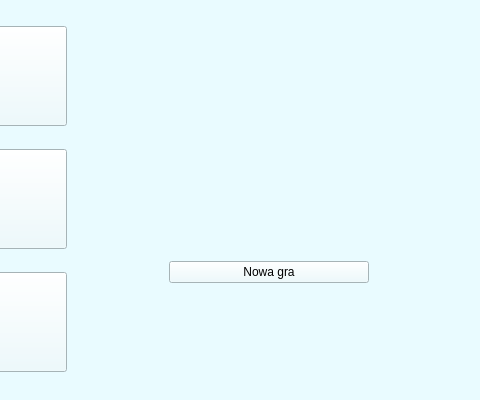
jakubbiadun/TicTacToe, file mainwindow.ui: the form before one commit; both pictures show x 320 to 800 and y 0 to 400 of the 800 by 400 pixel window.
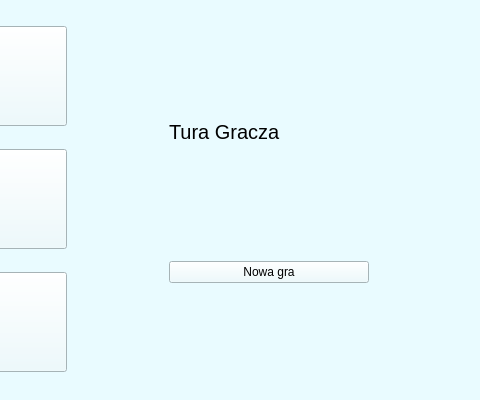
The form after the commit. Icons and pictures are not drawn.

Commit message: "Do poprawy zmienianie ikonki i wiadomosc o zakonczeniu gry"

```diff
--- a/mainwindow.ui
+++ b/mainwindow.ui
@@ -248,7 +248,7 @@
          </font>
         </property>
         <property name="text">
-         <string/>
+         <string>Tura Gracza</string>
         </property>
         <property name="scaledContents">
          <bool>false</bool>
```
Left out of the diff: 6 changed lines with no effect on the pictures. The commit also changes 2 other files.
